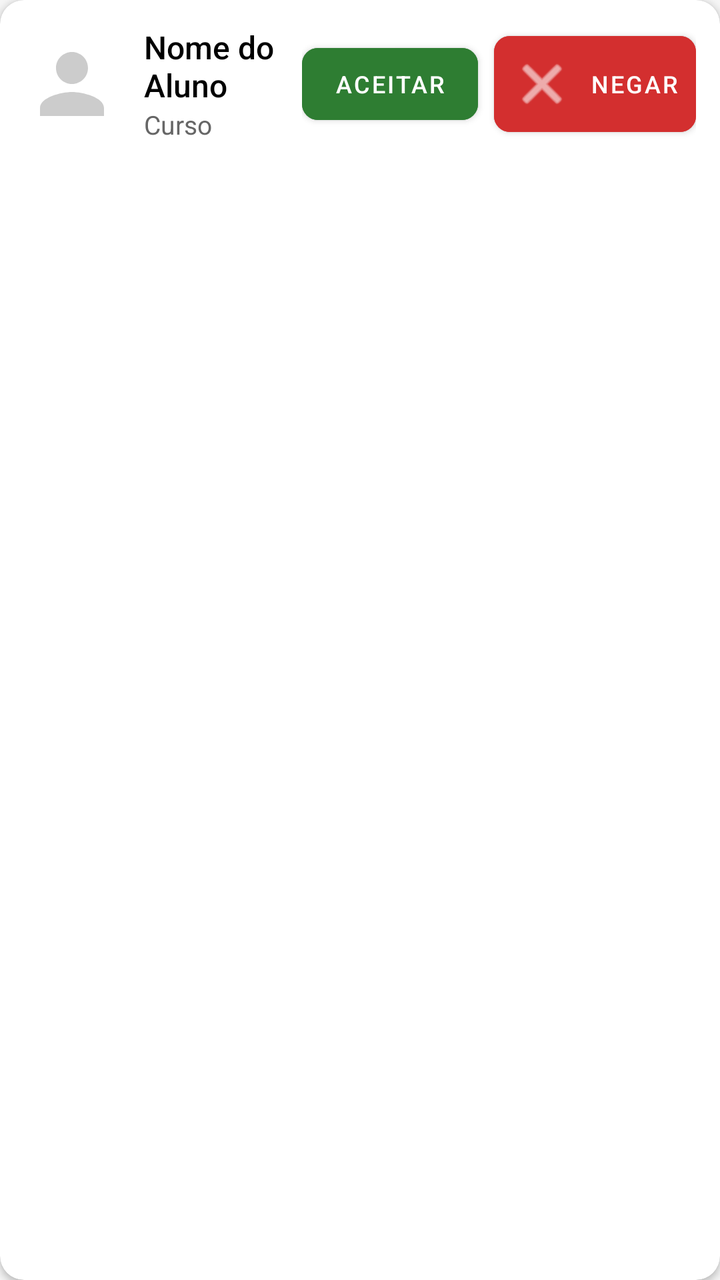
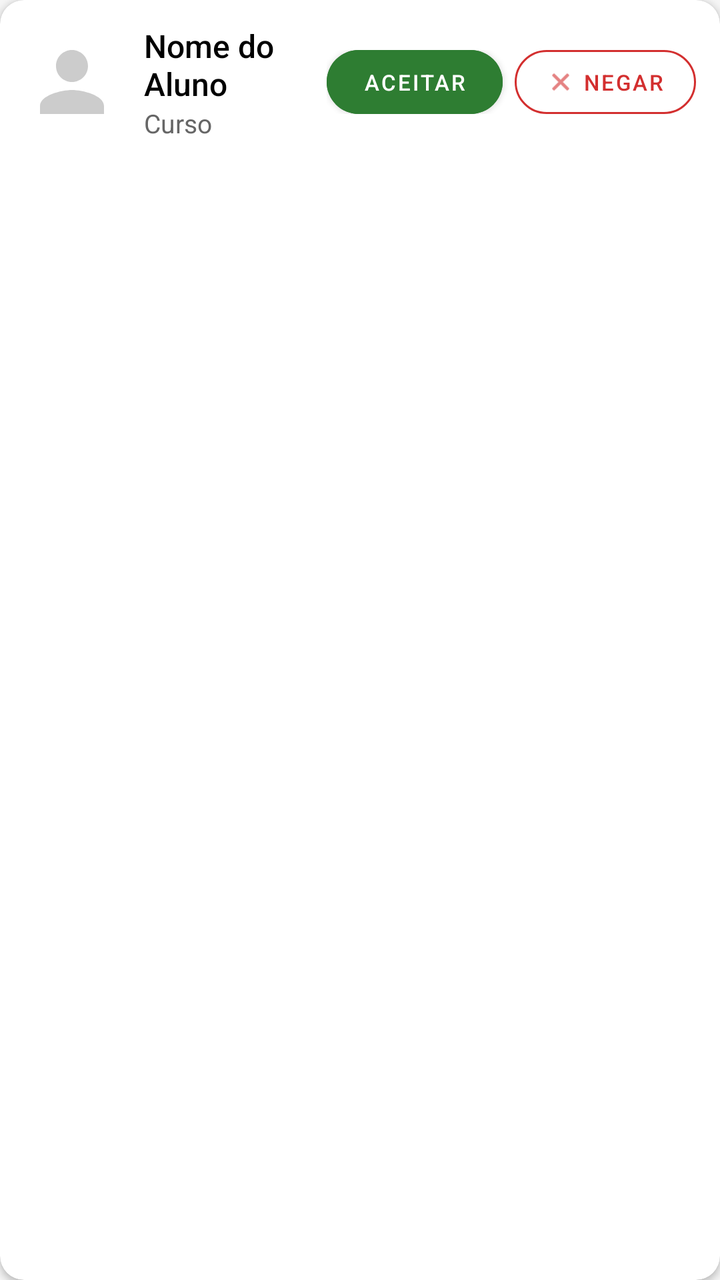

Two renders of the same Android screen: before a commit and after it. Below are the layout's source before the change and the commit's diff.
<!-- AndroidManifest.xml: application theme Theme.Carteirinha -->
<!-- res/layout/item_user.xml -->
<?xml version="1.0" encoding="utf-8"?>
<com.google.android.material.card.MaterialCardView xmlns:android="http://schemas.android.com/apk/res/android"
    xmlns:app="http://schemas.android.com/apk/res-auto"
    android:layout_width="match_parent"
    android:layout_height="wrap_content"
    android:layout_marginBottom="8dp"
    app:cardCornerRadius="12dp"
    app:cardElevation="2dp">

    <LinearLayout
        android:layout_width="match_parent"
        android:layout_height="wrap_content"
        android:orientation="horizontal"
        android:padding="12dp"
        android:gravity="center_vertical">

        <com.google.android.material.imageview.ShapeableImageView
            android:id="@+id/ivUserItem"
            android:layout_width="48dp"
            android:layout_height="48dp"
            android:layout_marginEnd="12dp"
            android:scaleType="centerCrop"
            android:src="@drawable/ic_user_placeholder"
            app:shapeAppearanceOverlay="@style/CircleImage" />

        <LinearLayout
            android:layout_width="0dp"
            android:layout_height="wrap_content"
            android:layout_weight="1"
            android:orientation="vertical">

            <TextView
                android:id="@+id/tvNomeItem"
                android:layout_width="wrap_content"
                android:layout_height="wrap_content"
                android:text="Nome do Aluno"
                android:textSize="16sp"
                android:textColor="@color/black"
                android:fontFamily="sans-serif-medium" />

            <TextView
                android:id="@+id/tvCursoItem"
                android:layout_width="wrap_content"
                android:layout_height="wrap_content"
                android:text="Curso"
                android:textSize="13sp"
                android:textColor="#666666" />
        </LinearLayout>

        
        <LinearLayout
            android:id="@+id/layoutBotoes"
            android:layout_width="wrap_content"
            android:layout_height="wrap_content"
            android:orientation="horizontal">

            <com.google.android.material.button.MaterialButton
                android:id="@+id/btnAceitar"
                android:layout_width="wrap_content"
                android:layout_height="wrap_content"
                android:text="Aceitar"
                android:textSize="12sp"
                android:backgroundTint="#2E7D32"
                app:cornerRadius="8dp"
                android:layout_marginEnd="8dp" />

            <com.google.android.material.button.MaterialButton
                android:id="@+id/btnNegar"
                android:layout_width="wrap_content"
                android:layout_height="wrap_content"
                android:text="Negar"
                android:textSize="12sp"
                android:backgroundTint="#D32F2F"
                app:cornerRadius="8dp"
                app:icon="@android:drawable/ic_menu_close_clear_cancel"
                app:iconGravity="textStart"
                android:padding="8dp" />

        </LinearLayout>

    </LinearLayout>

</com.google.android.material.card.MaterialCardView>
<!-- resources referenced by this layout -->
<resources>
  <color name="black">#FF000000</color>
  <!-- drawable ic_user_placeholder (drawable) -->
  <vector xmlns:android="http://schemas.android.com/apk/res/android"
      android:width="24dp"
      android:height="24dp"
      android:viewportWidth="24"
      android:viewportHeight="24"
      android:tint="#CCCCCC">
      <path
          android:fillColor="@android:color/white"
          android:pathData="M12,12c2.21,0 4,-1.79 4,-4s-1.79,-4 -4,-4 -4,1.79 -4,4 1.79,4 4,4zM12,14c-2.67,0 -8,1.34 -8,4v2h16v-2c0,-2.66 -5.33,-4 -8,-4z" />
  </vector>
  <style name="CircleImage" parent="ShapeAppearance.MaterialComponents.SmallComponent">
          <item name="cornerSize">50%</item>
      </style>
  <style name="Theme.Carteirinha" parent="Base.Theme.Carteirinha" />
  <style name="Base.Theme.Carteirinha" parent="Theme.MaterialComponents.Light.NoActionBar">
          
          <item name="colorPrimary">@color/primary_dark</item>
          <item name="colorPrimaryVariant">@color/primary_dark</item>
          <item name="colorOnPrimary">@color/white</item>
          
          <item name="colorSecondary">@color/primary_dark</item>
          <item name="colorSecondaryVariant">@color/primary_dark</item>
          <item name="colorOnSecondary">@color/black</item>
          
          <item name="android:statusBarColor">@color/primary_dark</item>
          
          <item name="android:windowBackground">@color/background_light</item>
          <item name="android:textColorPrimary">@color/black</item>
      </style>
  <color name="primary_dark">#1A3A5C</color>
  <color name="white">#FFFFFFFF</color>
  <color name="background_light">#F5F5F5</color>
</resources>

<!-- the commit's change to res/layout/item_user.xml (unified diff, before → after) -->
@@ -57,24 +57,35 @@
             <com.google.android.material.button.MaterialButton
                 android:id="@+id/btnAceitar"
                 android:layout_width="wrap_content"
-                android:layout_height="wrap_content"
+                android:layout_height="32dp"
                 android:text="Aceitar"
-                android:textSize="12sp"
+                android:textSize="11sp"
                 android:backgroundTint="#2E7D32"
-                app:cornerRadius="8dp"
-                android:layout_marginEnd="8dp" />
+                app:cornerRadius="16dp"
+                android:layout_marginEnd="6dp"
+                android:paddingStart="12dp"
+                android:paddingEnd="12dp"
+                android:insetTop="0dp"
+                android:insetBottom="0dp" />
 
             <com.google.android.material.button.MaterialButton
                 android:id="@+id/btnNegar"
+                style="@style/Widget.MaterialComponents.Button.OutlinedButton"
                 android:layout_width="wrap_content"
-                android:layout_height="wrap_content"
+                android:layout_height="32dp"
                 android:text="Negar"
-                android:textSize="12sp"
-                android:backgroundTint="#D32F2F"
-                app:cornerRadius="8dp"
+                android:textSize="11sp"
+                android:textColor="#D32F2F"
+                app:strokeColor="#D32F2F"
+                app:strokeWidth="1dp"
                 app:icon="@android:drawable/ic_menu_close_clear_cancel"
-                app:iconGravity="textStart"
-                android:padding="8dp" />
+                app:iconTint="#D32F2F"
+                app:iconSize="14dp"
+                app:cornerRadius="16dp"
+                android:paddingStart="8dp"
+                android:paddingEnd="12dp"
+                android:insetTop="0dp"
+                android:insetBottom="0dp" />
 
         </LinearLayout>
 
